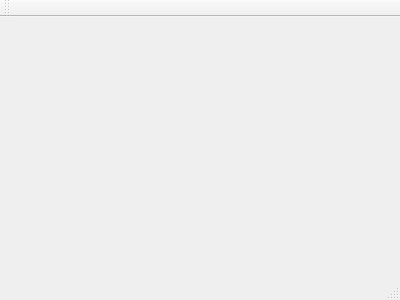
Before: the Qt Designer form CIpp/mainwindow.ui in mtsiakkas/controlluino, drawn with Qt 5.
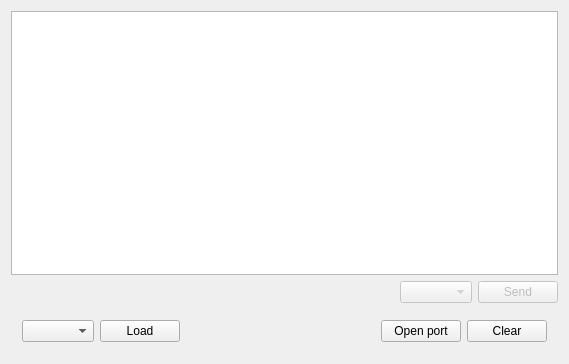
After: the same form once the commit is applied.

The edit to the form file:
```diff
--- a/CIpp/mainwindow.ui
+++ b/CIpp/mainwindow.ui
@@ -1,24 +1,103 @@
 <ui version="4.0">
  <class>MainWindow</class>
- <widget class="QMainWindow" name="MainWindow" >
-  <property name="geometry" >
+ <widget class="QMainWindow" name="MainWindow">
+  <property name="geometry">
    <rect>
     <x>0</x>
     <y>0</y>
-    <width>400</width>
-    <height>300</height>
+    <width>569</width>
+    <height>364</height>
    </rect>
   </property>
   <property name="windowTitle" >
    <string>MainWindow</string>
   </property>
-  <widget class="QMenuBar" name="menuBar" />
-  <widget class="QToolBar" name="mainToolBar" />
-  <widget class="QWidget" name="centralWidget" />
-  <widget class="QStatusBar" name="statusBar" />
+  <widget class="QWidget" name="centralWidget">
+   <layout class="QVBoxLayout" name="verticalLayout">
+    <item>
+     <widget class="QPlainTextEdit" name="plainTextEdit"/>
+    </item>
+    <item>
+     <layout class="QHBoxLayout" name="horizontalLayout_4">
+      <item>
+       <spacer name="horizontalSpacer_2">
+        <property name="orientation">
+         <enum>Qt::Horizontal</enum>
+        </property>
+        <property name="sizeHint" stdset="0">
+         <size>
+          <width>40</width>
+          <height>20</height>
+         </size>
+        </property>
+       </spacer>
+      </item>
+      <item>
+       <widget class="QComboBox" name="cmbMsgSelect">
+        <property name="enabled">
+         <bool>false</bool>
+        </property>
+       </widget>
+      </item>
+      <item>
+       <widget class="QPushButton" name="btnSend">
+        <property name="enabled">
+         <bool>false</bool>
+        </property>
+        <property name="text">
+         <string>Send</string>
+        </property>
+       </widget>
+      </item>
+     </layout>
+    </item>
+    <item>
+     <widget class="QWidget" name="widget" native="true">
+      <layout class="QHBoxLayout" name="horizontalLayout">
+       <item>
+        <widget class="QComboBox" name="cmbPorts"/>
+       </item>
+       <item>
+        <widget class="QPushButton" name="btnLoadConfig">
+         <property name="text">
+          <string>Load</string>
+         </property>
+        </widget>
+       </item>
+       <item>
+        <spacer name="horizontalSpacer">
+         <property name="orientation">
+          <enum>Qt::Horizontal</enum>
+         </property>
+         <property name="sizeHint" stdset="0">
+          <size>
+           <width>126</width>
+           <height>20</height>
+          </size>
+         </property>
+        </spacer>
+       </item>
+       <item>
+        <widget class="QPushButton" name="btnPortOC">
+         <property name="text">
+          <string>Open port</string>
+         </property>
+        </widget>
+       </item>
+       <item>
+        <widget class="QPushButton" name="btnClear">
+         <property name="text">
+          <string>Clear</string>
+         </property>
+        </widget>
+       </item>
+      </layout>
+     </widget>
+    </item>
+   </layout>
+  </widget>
  </widget>
- <layoutDefault spacing="6" margin="11" />
- <pixmapfunction></pixmapfunction>
+ <layoutdefault spacing="6" margin="11"/>
  <resources/>
  <connections/>
 </ui>
```
Left out of the diff: 3 changed lines with no effect on the pictures.
